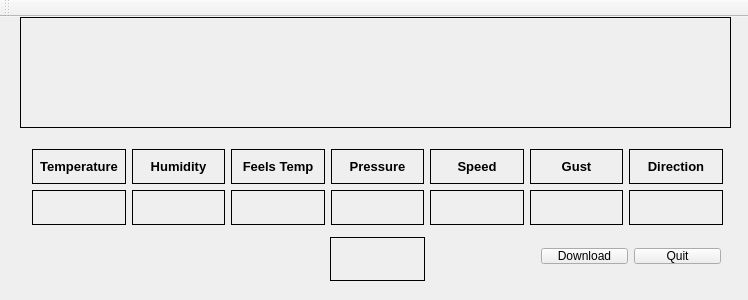
Old version of the form mainwindow.ui in the repository bonnette/genweather.
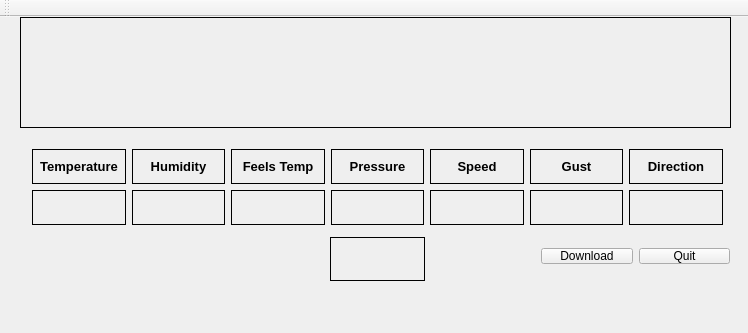
New version of the form.

Commit message:
Added weather icon and description
Worked on decoding nested (array) JSON and finally figured it out

```diff
--- a/mainwindow.ui
+++ b/mainwindow.ui
@@ -7,7 +7,7 @@
     <x>0</x>
     <y>0</y>
     <width>748</width>
-    <height>300</height>
+    <height>333</height>
    </rect>
   </property>
   <property name="windowTitle">
@@ -49,7 +49,7 @@
      <rect>
       <x>530</x>
       <y>220</y>
-      <width>202</width>
+      <width>211</width>
       <height>38</height>
      </rect>
     </property>
@@ -446,6 +446,41 @@
      <set>Qt::AlignCenter</set>
     </property>
    </widget>
+   <widget class="QLabel" name="icn_lbl">
+    <property name="geometry">
+     <rect>
+      <x>20</x>
+      <y>220</y>
+      <width>71</width>
+      <height>71</height>
+     </rect>
+    </property>
+    <property name="autoFillBackground">
+     <bool>false</bool>
+    </property>
+    <property name="frameShape">
+     <enum>QFrame::NoFrame</enum>
+    </property>
+    <property name="text">
+     <string/>
+    </property>
+   </widget>
+   <widget class="QLabel" name="desc_lbl">
+    <property name="geometry">
+     <rect>
+      <x>100</x>
+      <y>240</y>
+      <width>71</width>
+      <height>31</height>
+     </rect>
+    </property>
+    <property name="frameShape">
+     <enum>QFrame::NoFrame</enum>
+    </property>
+    <property name="text">
+     <string/>
+    </property>
+   </widget>
   </widget>
   <widget class="QMenuBar" name="menuBar">
    <property name="geometry">
```
The commit also changes 2 other files.
